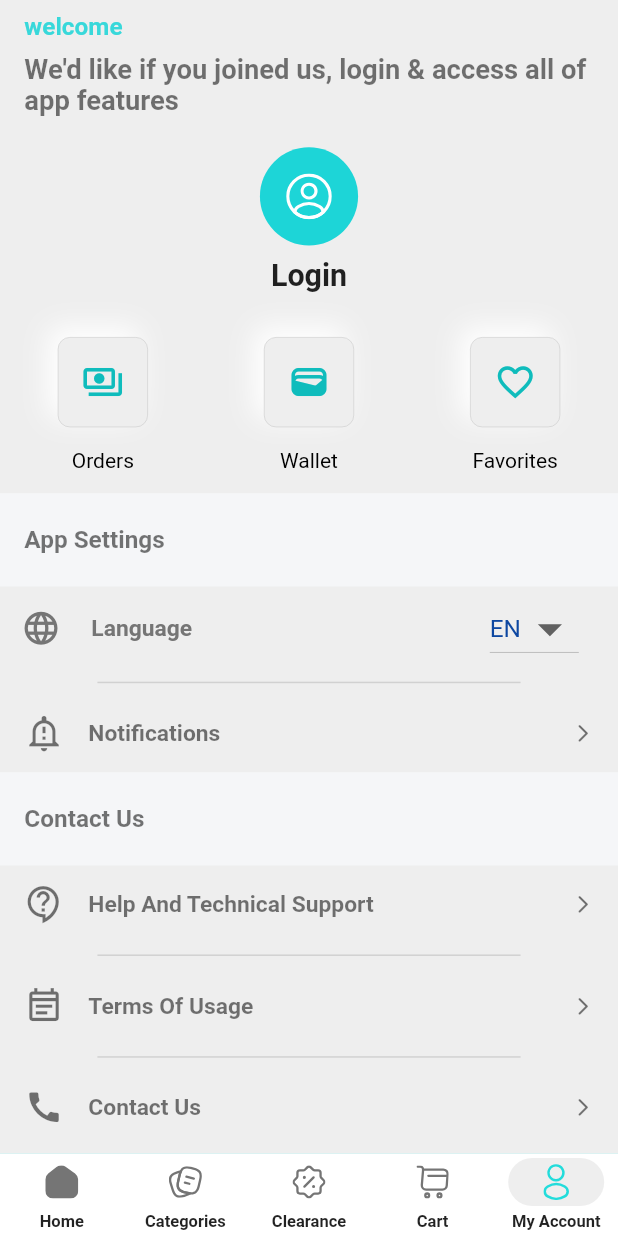
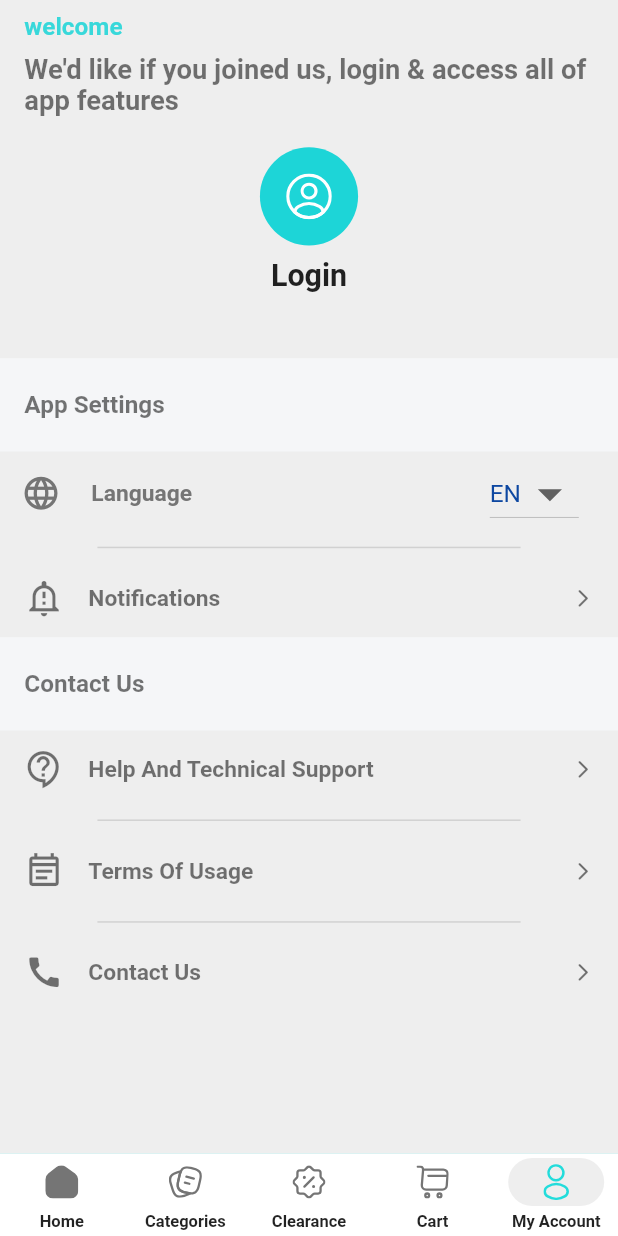
Before and after one commit to ksalehalali/market, a Flutter app: the MainScreen screen opened directly, on a phone screen of 412 x 824 dp. Run offline on Flutter 3.47's test engine with Material 2 defaults, Android fonts, the phone set to English and light mode, and no system bars; our stand-ins replace cached_network_image, carousel_slider, device_preview, flutter_blurhash, flutter_cache_manager, flutter_countdown_timer and 20 more; missing offline and left inert: my_fatoorah, myfatoorah_pay; accounts and stored records are empty; network calls fail.

```diff
--- a/lib/controllers/payment_controller.dart
+++ b/lib/controllers/payment_controller.dart
@@ -54,7 +54,7 @@ var transfers =[].obs;
 
     if (response.statusCode == 200) {
       var json = jsonDecode(await response.stream.bytesToString());
-      print("my charge ${json['description']['total']}");
+      //print("my charge ${json['description']['total']}");
       var data = json['description'];
       myBalance.value = data['total'];
       gotMyCredits.value =true;
--- a/lib/views/screens/account/account.dart
+++ b/lib/views/screens/account/account.dart
@@ -155,7 +155,7 @@ class _AccountState extends State<Account> {
                 ),
                 SizedBox(height: 8.h,),
 
-                Padding(
+                accountController.isLoggedIn.value != false ? Padding(
                   padding:  EdgeInsets.symmetric(horizontal: 38.0.w),
                   child: NeuButton(onTap: (){
                     setState(() {
@@ -237,7 +237,7 @@ class _AccountState extends State<Account> {
 
 
                     },btnPressed: btnPressed,btnPressed2: btnPressed2,btnPressed3: btnPressed3,),
-                ),
+                ):Container(),
                 SizedBox(height: 14,),
                 accountController.isLoggedIn.value != false ?
                 Column(
--- a/lib/views/screens/auth/register.dart
+++ b/lib/views/screens/auth/register.dart
@@ -11,6 +11,7 @@ import '../../../Assistants/globals.dart';
 import '../../../controllers/lang_controller.dart';
 import '../../../controllers/register_controller.dart';
 import '../account/account.dart';
+import '../main_screen.dart';
 
 class Register extends StatefulWidget {
   const Register({Key? key}) : super(key: key);
@@ -343,10 +344,10 @@ class _RegisterState extends State<Register> {
                 Container(
                   alignment: Alignment.centerRight,
                   child: IconButton(
-                    icon: const Icon(Icons.close),
+                    icon: const Icon(Icons.close,size: 38,),
                     onPressed: () {
                       registerController.accountController.signOut();
-                      Get.off(Account());
+                      Get.off(MainScreen(index: 0,));
                     },
                   ),
                 ),
--- a/lib/views/screens/main_screen.dart
+++ b/lib/views/screens/main_screen.dart
@@ -18,7 +18,7 @@ import 'home/home.dart';
 
 class MainScreen extends StatefulWidget {
   final index ;
-  const MainScreen({Key? key,this.index}) : super(key: key);
+  const MainScreen({Key? key,required this.index}) : super(key: key);
 
   @override
   _MainScreenState createState() => _MainScreenState();
```
Also changed, not shown: lib/controllers/product_controller.dart (+10 -8 lines), lib/views/screens/show_product/product_details.dart (+6 -3 lines).
